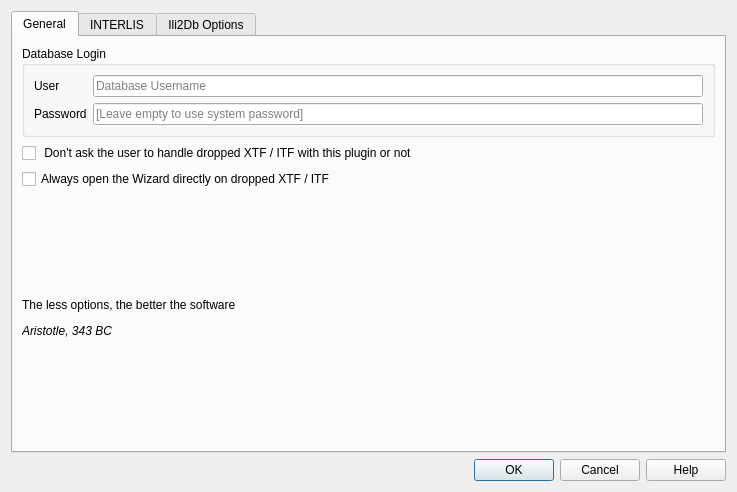
opengisch/QgisModelBaker, file QgisModelBaker/ui/options.ui: the form before one commit.
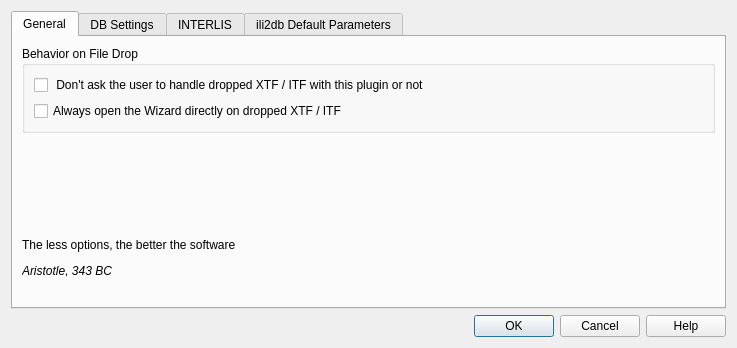
The form after the commit. Custom widgets are drawn as their Qt base class.

Commit message: Custom parameters passed via dbparams file to ili2db should be configured generally, since they are sometimes java specific and are not used at all in QGIS. This means it should be set 'generally' for all the pg-actions we do. Because the option dialog grew, I added a new tab for DB settings (superuser settings is there as well)

Diff of the .ui file:
```diff
--- a/QgisModelBaker/ui/options.ui
+++ b/QgisModelBaker/ui/options.ui
@@ -7,7 +7,7 @@
     <x>0</x>
     <y>0</y>
     <width>737</width>
-    <height>492</height>
+    <height>348</height>
    </rect>
   </property>
   <property name="sizePolicy">
@@ -30,34 +30,86 @@
        <string>General</string>
       </attribute>
       <layout class="QGridLayout" name="gridLayout_3">
+       <item row="1" column="0">
+        <spacer name="verticalSpacer_3">
+         <property name="orientation">
+          <enum>Qt::Vertical</enum>
+         </property>
+         <property name="sizeHint" stdset="0">
+          <size>
+           <width>20</width>
+           <height>40</height>
+          </size>
+         </property>
+        </spacer>
+       </item>
+       <item row="2" column="0" colspan="2">
+        <widget class="QLabel" name="label">
+         <property name="sizePolicy">
+          <sizepolicy hsizetype="Preferred" vsizetype="Expanding">
+           <horstretch>0</horstretch>
+           <verstretch>0</verstretch>
+          </sizepolicy>
+         </property>
+         <property name="text">
+          <string>&lt;html&gt;&lt;head/&gt;&lt;body&gt;&lt;p&gt;The less options, the better the software&lt;/p&gt;&lt;p&gt;&lt;i&gt;Aristotle, 343 BC&lt;/i&gt;&lt;/p&gt;&lt;/body&gt;&lt;/html&gt;</string>
+         </property>
+         <property name="textFormat">
+          <enum>Qt::RichText</enum>
+         </property>
+        </widget>
+       </item>
        <item row="0" column="0" colspan="2">
+        <widget class="QGroupBox" name="groupBox_2">
+         <property name="title">
+          <string>Behavior on File Drop</string>
+         </property>
+         <layout class="QGridLayout" name="gridLayout_7">
+          <item row="0" column="0">
+           <widget class="QCheckBox" name="chk_dontask_to_handle_dropped_files">
+            <property name="text">
+             <string> Don't ask the user to handle dropped XTF / ITF with this plugin or not</string>
+            </property>
+           </widget>
+          </item>
+          <item row="1" column="0">
+           <widget class="QCheckBox" name="chk_open_always_wizard_to_handle_dropped_files">
+            <property name="text">
+             <string>Always open the Wizard directly on dropped XTF / ITF</string>
+            </property>
+           </widget>
+          </item>
+         </layout>
+        </widget>
+       </item>
+      </layout>
+     </widget>
+     <widget class="QWidget" name="tab_4">
+      <attribute name="title">
+       <string>DB Settings</string>
+      </attribute>
+      <layout class="QGridLayout" name="gridLayout_8">
+       <item row="0" column="0">
         <widget class="QGroupBox" name="groupBox">
          <property name="title">
-          <string>Database Login</string>
+          <string>Superuser Login</string>
          </property>
          <layout class="QGridLayout" name="gridLayout_6">
-          <item row="0" column="0">
+          <item row="1" column="0">
            <widget class="QLabel" name="label_4">
             <property name="text">
              <string>User</string>
             </property>
            </widget>
           </item>
-          <item row="0" column="1">
-           <widget class="QLineEdit" name="pg_user_line_edit">
-            <property name="placeholderText">
-             <string>Database Username</string>
-            </property>
-           </widget>
-          </item>
-          <item row="1" column="0">
+          <item row="2" column="0">
            <widget class="QLabel" name="label_5">
             <property name="text">
              <string>Password</string>
             </property>
            </widget>
           </item>
-          <item row="1" column="1">
+          <item row="2" column="1">
            <widget class="QLineEdit" name="pg_password_line_edit">
             <property name="echoMode">
              <enum>QLineEdit::Password</enum>
@@ -67,38 +119,41 @@
             </property>
            </widget>
           </item>
+          <item row="1" column="1">
+           <widget class="QLineEdit" name="pg_user_line_edit">
+            <property name="placeholderText">
+             <string>Database Username</string>
+            </property>
+           </widget>
+          </item>
          </layout>
         </widget>
        </item>
-       <item row="4" column="0" colspan="2">
-        <widget class="QLabel" name="label">
+       <item row="1" column="0" colspan="2">
+        <widget class="QToolButton" name="pg_dbparam_button">
          <property name="sizePolicy">
-          <sizepolicy hsizetype="Preferred" vsizetype="Expanding">
+          <sizepolicy hsizetype="Preferred" vsizetype="Preferred">
            <horstretch>0</horstretch>
            <verstretch>0</verstretch>
           </sizepolicy>
          </property>
          <property name="text">
-          <string>&lt;html&gt;&lt;head/&gt;&lt;body&gt;&lt;p&gt;The less options, the better the software&lt;/p&gt;&lt;p&gt;&lt;i&gt;Aristotle, 343 BC&lt;/i&gt;&lt;/p&gt;&lt;/body&gt;&lt;/html&gt;</string>
+          <string>Generally used custom parameters</string>
          </property>
-         <property name="textFormat">
-          <enum>Qt::RichText</enum>
-         </property>
         </widget>
        </item>
-       <item row="1" column="0" rowspan="2" colspan="2">
-        <widget class="QCheckBox" name="chk_dontask_to_handle_dropped_files">
-         <property name="text">
-          <string> Don't ask the user to handle dropped XTF / ITF with this plugin or not</string>
+       <item row="2" column="0">
+        <spacer name="verticalSpacer_2">
+         <property name="orientation">
+          <enum>Qt::Vertical</enum>
          </property>
-        </widget>
-       </item>
-       <item row="3" column="0" colspan="2">
-        <widget class="QCheckBox" name="chk_open_always_wizard_to_handle_dropped_files">
-         <property name="text">
-          <string>Always open the Wizard directly on dropped XTF / ITF</string>
+         <property name="sizeHint" stdset="0">
+          <size>
+           <width>20</width>
+           <height>40</height>
+          </size>
          </property>
-        </widget>
+        </spacer>
        </item>
       </layout>
      </widget>
@@ -232,7 +287,7 @@
      </widget>
      <widget class="QWidget" name="tab_3">
       <attribute name="title">
-       <string>Ili2Db Options</string>
+       <string>ili2db Default Parameters</string>
       </attribute>
       <layout class="QGridLayout" name="gridLayout_5">
        <item row="0" column="0">
```
Left out of the diff: 20 changed lines with no effect on the pictures. The commit also changes 5 other files.
